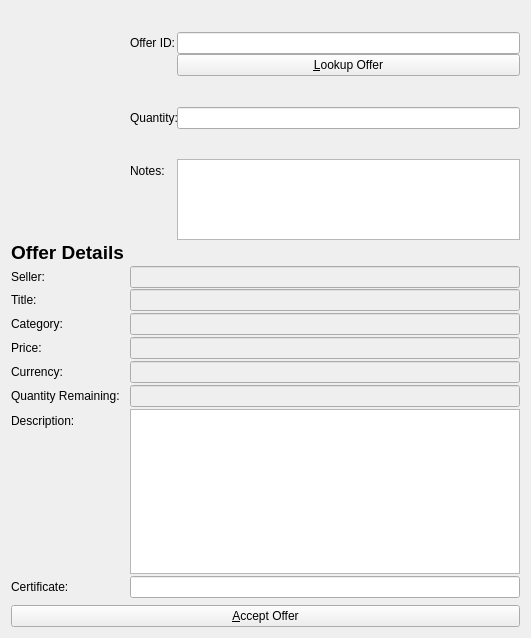
The window that src/qt/forms/acceptandpayofferlistpage.ui (willyko/syscoin2) describes before a commit, drawn with Qt 5.
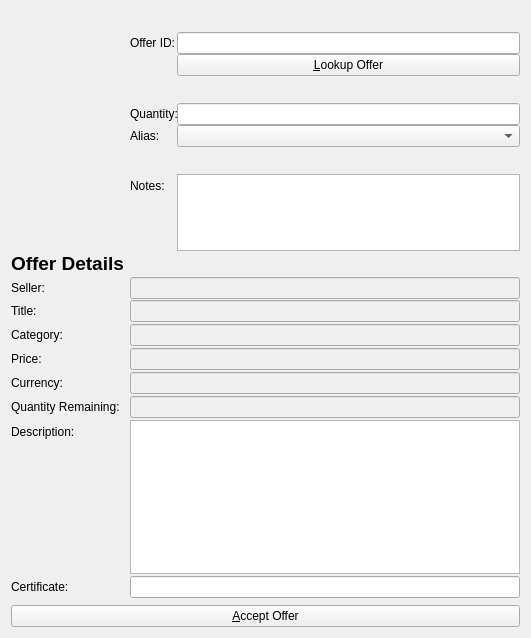
The same window after the commit. Icons and pictures are not drawn.

Commit message:
security audit - add alias as inputs
add alias pub/priv profile data
add inputs to all things that need alias for security
to accept offer you need an alias now

```diff
--- a/src/qt/forms/acceptandpayofferlistpage.ui
+++ b/src/qt/forms/acceptandpayofferlistpage.ui
@@ -154,7 +154,7 @@
        <item row="4" column="1">
         <widget class="QLineEdit" name="qtyEdit"/>
        </item>
-       <item row="5" column="1">
+       <item row="6" column="1">
         <spacer name="verticalSpacer_3">
          <property name="orientation">
           <enum>Qt::Vertical</enum>
@@ -167,14 +167,14 @@
          </property>
         </spacer>
        </item>
-       <item row="6" column="0">
+       <item row="7" column="0">
         <widget class="QLabel" name="label_11">
          <property name="text">
           <string>Notes:</string>
          </property>
         </widget>
        </item>
-       <item row="6" column="1">
+       <item row="7" column="1">
         <widget class="QPlainTextEdit" name="notesEdit">
          <property name="maximumSize">
           <size>
@@ -184,6 +184,16 @@
          </property>
         </widget>
        </item>
+       <item row="5" column="0">
+        <widget class="QLabel" name="aliasLabel">
+         <property name="text">
+          <string>Alias:</string>
+         </property>
+        </widget>
+       </item>
+       <item row="5" column="1">
+        <widget class="QComboBox" name="aliasEdit"/>
+       </item>
       </layout>
      </item>
      <item row="3" column="0">
```
The commit also changes 14 other files.
